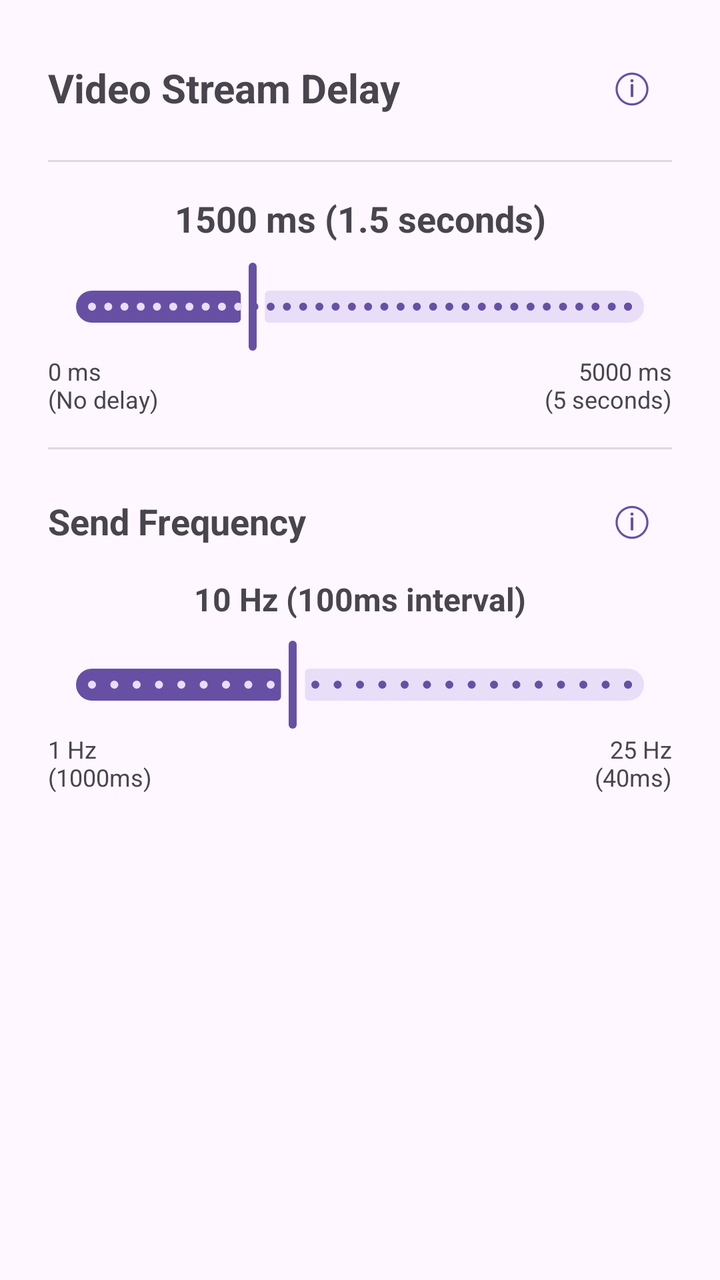
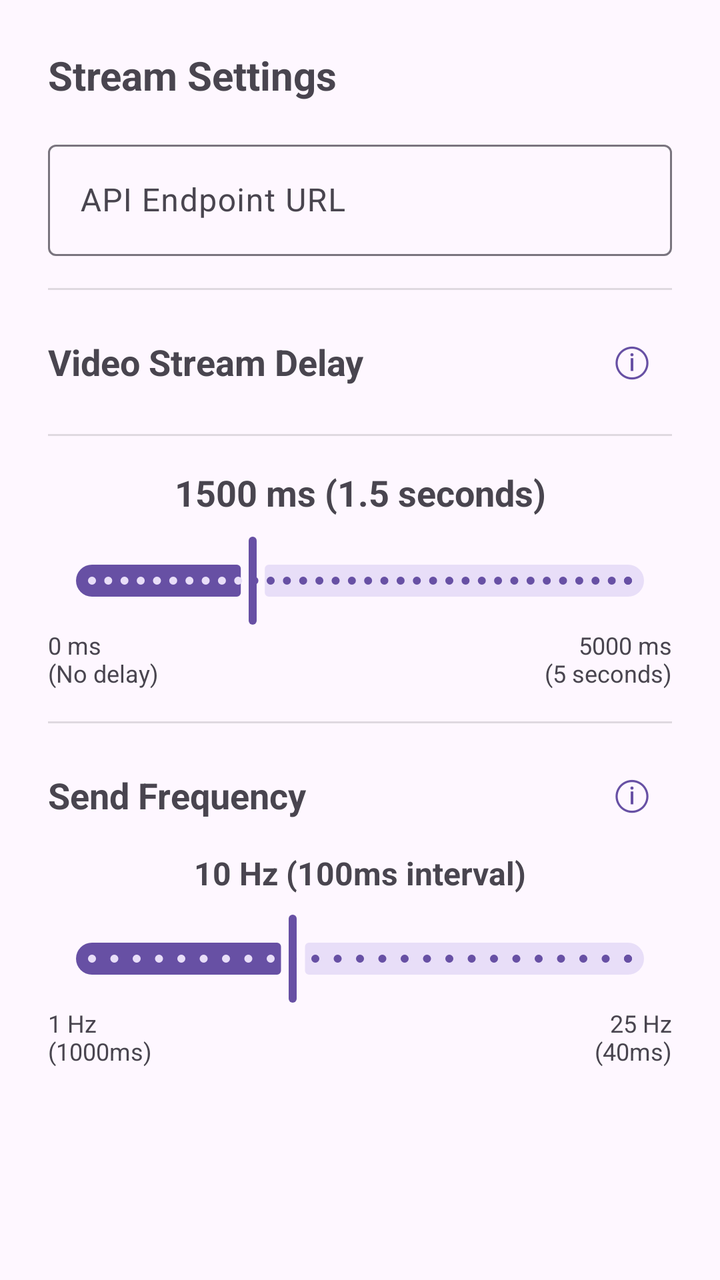

Screens rendered from an Android XML layout before and after an edit, with the pre-edit source and the edit as a unified diff.
<!-- AndroidManifest.xml: application theme Theme.Material3.DayNight -->
<!-- res/layout/dialog_stream_delay.xml -->
<?xml version="1.0" encoding="utf-8"?>

<LinearLayout xmlns:android="http://schemas.android.com/apk/res/android"
    android:layout_width="match_parent"
    android:layout_height="wrap_content"
    android:orientation="vertical"
    android:padding="24dp">

    <LinearLayout
        android:layout_width="match_parent"
        android:layout_height="wrap_content"
        android:orientation="horizontal"
        android:gravity="center_vertical"
        android:paddingBottom="16dp">

        <com.google.android.material.textview.MaterialTextView
            android:layout_width="0dp"
            android:layout_height="wrap_content"
            android:layout_weight="1"
            android:text="Video Stream Delay"
            android:textSize="20sp"
            android:textStyle="bold" />

        <com.google.android.material.button.MaterialButton
            android:id="@+id/delayInfoButton"
            android:layout_width="40dp"
            android:layout_height="40dp"
            android:text="ⓘ"
            android:textSize="20sp"
            android:insetTop="0dp"
            android:insetBottom="0dp"
            android:padding="0dp"
            style="@style/Widget.Material3.Button.IconButton" />
    </LinearLayout>

    <View
        android:layout_width="match_parent"
        android:layout_height="1dp"
        android:layout_marginBottom="16dp"
        android:background="?android:attr/listDivider" />

    <com.google.android.material.textview.MaterialTextView
        android:id="@+id/videoDelayLabel"
        android:layout_width="match_parent"
        android:layout_height="wrap_content"
        android:text="1500 ms (1.5 seconds)"
        android:textSize="18sp"
        android:textStyle="bold"
        android:paddingBottom="8dp"
        android:gravity="center" />

    <com.google.android.material.slider.Slider
        android:id="@+id/videoDelaySlider"
        android:layout_width="match_parent"
        android:layout_height="wrap_content"
        android:valueFrom="0"
        android:valueTo="5000"
        android:value="1500"
        android:stepSize="100" />

    <LinearLayout
        android:layout_width="match_parent"
        android:layout_height="wrap_content"
        android:orientation="horizontal">

        <com.google.android.material.textview.MaterialTextView
            android:layout_width="0dp"
            android:layout_height="wrap_content"
            android:layout_weight="1"
            android:text="0 ms\n(No delay)"
            android:textSize="12sp"
            android:gravity="start" />

        <com.google.android.material.textview.MaterialTextView
            android:layout_width="0dp"
            android:layout_height="wrap_content"
            android:layout_weight="1"
            android:text="5000 ms\n(5 seconds)"
            android:textSize="12sp"
            android:gravity="end" />
    </LinearLayout>

    <View
        android:layout_width="match_parent"
        android:layout_height="1dp"
        android:layout_marginTop="16dp"
        android:layout_marginBottom="16dp"
        android:background="?android:attr/listDivider" />

    <LinearLayout
        android:layout_width="match_parent"
        android:layout_height="wrap_content"
        android:orientation="horizontal"
        android:gravity="center_vertical"
        android:paddingBottom="8dp">

        <com.google.android.material.textview.MaterialTextView
            android:layout_width="0dp"
            android:layout_height="wrap_content"
            android:layout_weight="1"
            android:text="Send Frequency"
            android:textSize="18sp"
            android:textStyle="bold" />

        <com.google.android.material.button.MaterialButton
            android:id="@+id/frequencyInfoButton"
            android:layout_width="40dp"
            android:layout_height="40dp"
            android:text="ⓘ"
            android:textSize="20sp"
            android:insetTop="0dp"
            android:insetBottom="0dp"
            android:padding="0dp"
            style="@style/Widget.Material3.Button.IconButton" />
    </LinearLayout>

    <com.google.android.material.textview.MaterialTextView
        android:id="@+id/frequencyLabel"
        android:layout_width="match_parent"
        android:layout_height="wrap_content"
        android:text="10 Hz (100ms interval)"
        android:textSize="16sp"
        android:textStyle="bold"
        android:paddingBottom="8dp"
        android:gravity="center" />

    <com.google.android.material.slider.Slider
        android:id="@+id/frequencySlider"
        android:layout_width="match_parent"
        android:layout_height="wrap_content"
        android:valueFrom="1"
        android:valueTo="25"
        android:value="10"
        android:stepSize="1" />

    <LinearLayout
        android:layout_width="match_parent"
        android:layout_height="wrap_content"
        android:orientation="horizontal">

        <com.google.android.material.textview.MaterialTextView
            android:layout_width="0dp"
            android:layout_height="wrap_content"
            android:layout_weight="1"
            android:text="1 Hz\n(1000ms)"
            android:textSize="12sp"
            android:gravity="start" />

        <com.google.android.material.textview.MaterialTextView
            android:layout_width="0dp"
            android:layout_height="wrap_content"
            android:layout_weight="1"
            android:text="25 Hz\n(40ms)"
            android:textSize="12sp"
            android:gravity="end" />
    </LinearLayout>

</LinearLayout>
<!-- resources referenced by this layout -->
<resources>

</resources>

<!-- the commit's change to res/layout/dialog_stream_delay.xml (unified diff, before → after) -->
@@ -5,6 +5,35 @@
     android:layout_height="wrap_content"
     android:orientation="vertical"
     android:padding="24dp">
+
+    <com.google.android.material.textview.MaterialTextView
+        android:layout_width="match_parent"
+        android:layout_height="wrap_content"
+        android:text="Stream Settings"
+        android:textSize="20sp"
+        android:textStyle="bold"
+        android:paddingBottom="16dp" />
+
+    <com.google.android.material.textfield.TextInputLayout
+        android:id="@+id/apiUrlLayout"
+        android:layout_width="match_parent"
+        android:layout_height="wrap_content"
+        android:hint="API Endpoint URL"
+        android:paddingBottom="16dp">
+
+        <com.google.android.material.textfield.TextInputEditText
+            android:id="@+id/apiUrlInput"
+            android:layout_width="match_parent"
+            android:layout_height="wrap_content"
+            android:inputType="textUri"
+            android:imeOptions="actionDone" />
+    </com.google.android.material.textfield.TextInputLayout>
+
+    <View
+        android:layout_width="match_parent"
+        android:layout_height="1dp"
+        android:layout_marginBottom="16dp"
+        android:background="?android:attr/listDivider" />
 
     <LinearLayout
         android:layout_width="match_parent"
@@ -18,7 +47,7 @@
             android:layout_height="wrap_content"
             android:layout_weight="1"
             android:text="Video Stream Delay"
-            android:textSize="20sp"
+            android:textSize="18sp"
             android:textStyle="bold" />
 
         <com.google.android.material.button.MaterialButton
